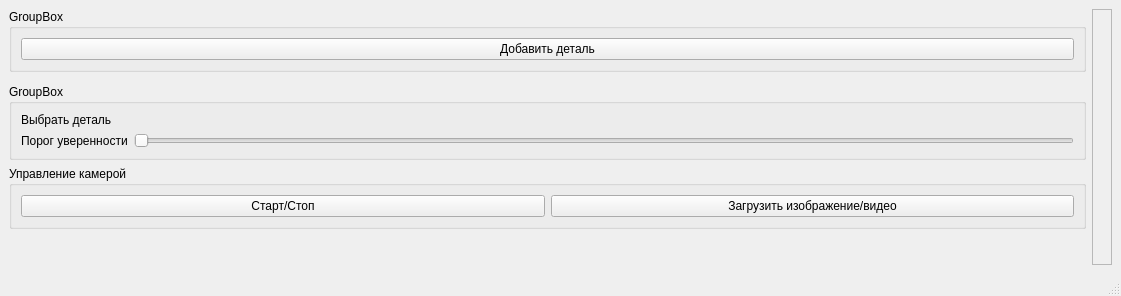
Qt form gui/ui_mainwindow.ui (Stribunchick/LegoFinder) before a commit.
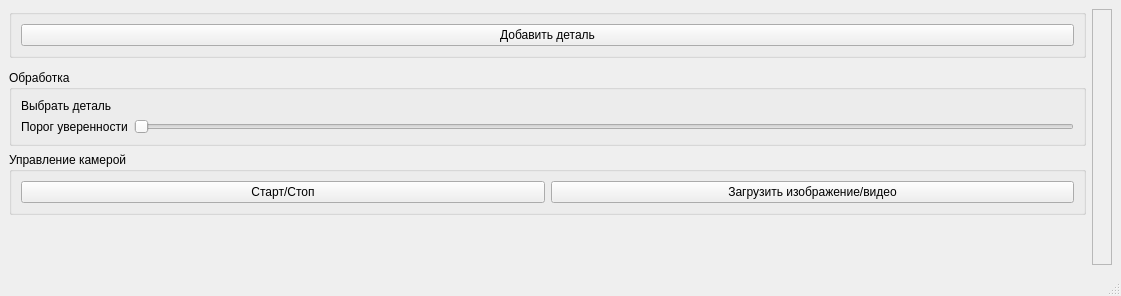
The same form after that commit.

```diff
--- a/gui/ui_mainwindow.ui
+++ b/gui/ui_mainwindow.ui
@@ -42,7 +42,7 @@
     <item row="2" column="0">
      <widget class="QGroupBox" name="groupBox_2">
       <property name="title">
-       <string>GroupBox</string>
+       <string>Обработка</string>
       </property>
       <layout class="QVBoxLayout" name="verticalLayout_3">
        <item>
@@ -80,7 +80,7 @@
     <item row="0" column="0">
      <widget class="QGroupBox" name="groupBox">
       <property name="title">
-       <string>GroupBox</string>
+       <string/>
       </property>
       <layout class="QVBoxLayout" name="verticalLayout_2">
        <item>
```
Left out of the diff: 12 changed lines with no effect on the pictures.
